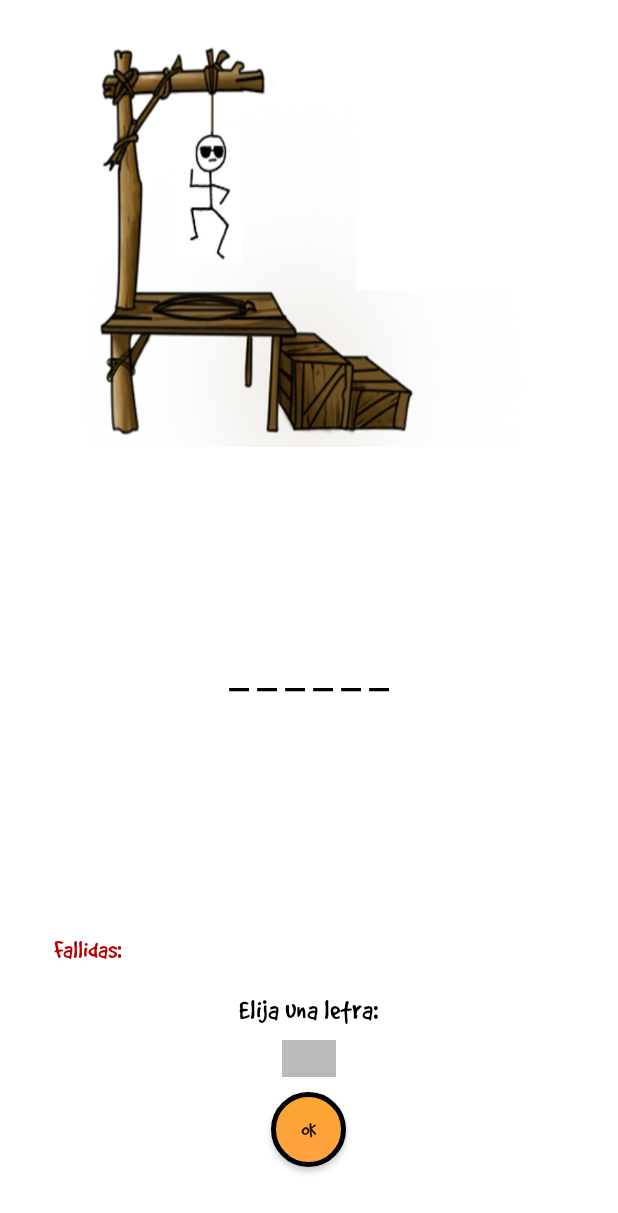
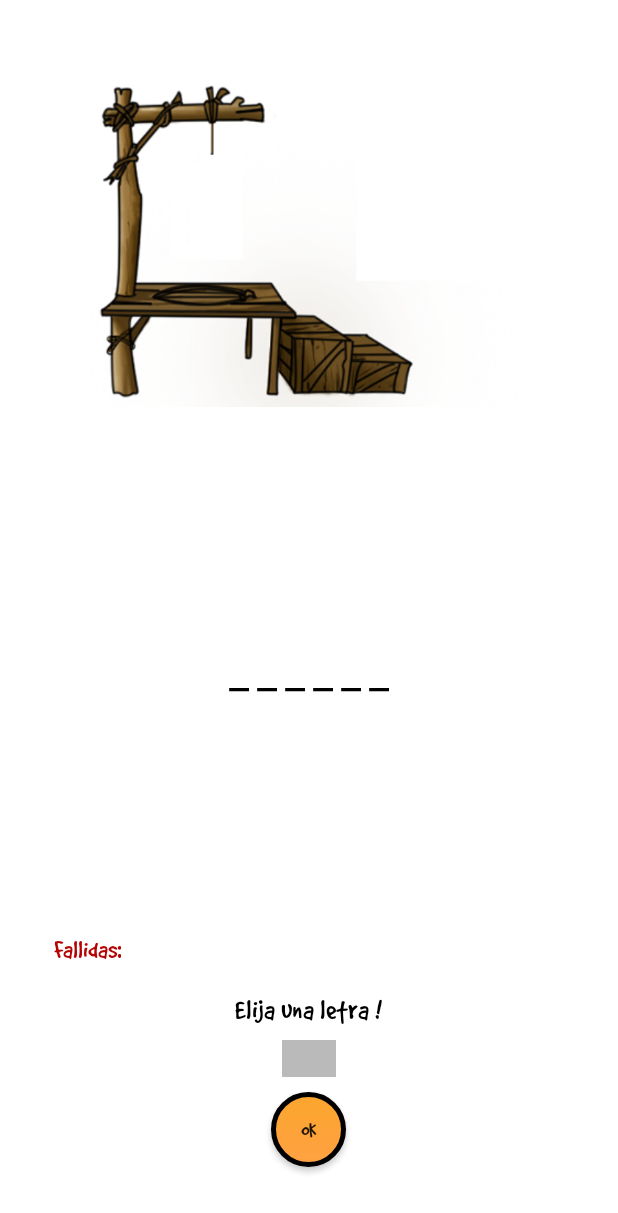
Before and after one commit to juliotero/Juego, an Android app: the GameActivity screen opened directly, with no data from a screen before it, after a tap on "JUGAR!", on a phone screen of 412 x 824 dp. Shown: the top 1213 px of the screen. Run offline under Robolectric (Android 15) with nearby library versions, the phone set to English and light mode, and no system bars.

Commit message:
Nuevos cambios en pantallas y lógica de juego.

```diff
--- a/app/src/main/java/com/example/juli/hangman/GameActivity.java
+++ b/app/src/main/java/com/example/juli/hangman/GameActivity.java
@@ -26,7 +26,7 @@ public class GameActivity extends AppCompatActivity {
     public void empezarJuego(View v){
 
         Intent nueva = new Intent(this, PantallaJuego.class);
-        nueva.putExtra("NOMBRE", nombre.getText());
+        nueva.putExtra("NOMBRE", nombre.getText().toString());
         startActivity(nueva);
     }
 }
--- a/app/src/main/java/com/example/juli/hangman/PantallaJuego.java
+++ b/app/src/main/java/com/example/juli/hangman/PantallaJuego.java
@@ -1,29 +1,136 @@
 package com.example.juli.hangman;
 
+import android.content.Intent;
 import android.graphics.Typeface;
+import android.media.Image;
 import android.support.v7.app.AppCompatActivity;
 import android.os.Bundle;
+import android.view.View;
 import android.widget.Button;
+import android.widget.EditText;
+import android.widget.ImageView;
 import android.widget.TextView;
 
+import java.util.Random;
+
 public class PantallaJuego extends AppCompatActivity {
+
+    private int maximoPuntaje;
+    private String nombre;
+    private int puntaje;
+    private String[] palabras = {"google", "letras", "pensar", "minero", "valido", "basico", "celula", "lengua", "hombre", "bovina", "pelota", "calaca", "fritas", "numero", "padres"};
+    private String palabraAAdivinar;
+    private EditText letra;
+    TextView lblFallidas;
+    TextView letra1;
+    TextView letra2;
+    TextView letra3;
+    TextView letra4;
+    TextView letra5;
+    TextView letra6;
+    int intentos;
+    ImageView imagen;
 
     @Override
     protected void onCreate(Bundle savedInstanceState) {
         super.onCreate(savedInstanceState);
         setContentView(R.layout.activity_pantalla_juego);
+        maximoPuntaje=60;
+        intentos=0;
+        Intent intent = getIntent();
+        nombre = intent.getStringExtra("NOMBRE");
+        puntaje = 0;
+        int indice = new Random().nextInt(15);
+        palabraAAdivinar = palabras[indice];
+
+        //obtener elementos de letras
+        letra1=(TextView)findViewById(R.id.letra1);
+        letra2=(TextView)findViewById(R.id.letra2);
+        letra3=(TextView)findViewById(R.id.letra3);
+        letra4=(TextView)findViewById(R.id.letra4);
+        letra5=(TextView)findViewById(R.id.letra5);
+        letra6=(TextView)findViewById(R.id.letra6);
 
         //asignar font a lblElegirLetra
         TextView lblElegirLetra=(TextView)findViewById(R.id.lblElegirLetra);
         Typeface typeFace=Typeface.createFromAsset(getAssets(),"fonts/GoodDog.otf");
         lblElegirLetra.setTypeface(typeFace);
+        lblElegirLetra.setText("Elija una letra "+ nombre + "!");
+
+        // guardar editText
+        letra = (EditText)findViewById(R.id.letra);
 
         //asignar font a lblFallidas
-        TextView lblFallidas=(TextView)findViewById(R.id.lblFallidas);
+        lblFallidas=(TextView)findViewById(R.id.lblFallidas);
         lblFallidas.setTypeface(typeFace);
 
         //Asignar font a boton
         Button btnOk=(Button)findViewById(R.id.boton_ok);
         btnOk.setTypeface(typeFace);
+
+        imagen=(ImageView)findViewById(R.id.imagen);
+        imagen.setImageResource(R.drawable.hangman1);
+    }
+
+    public void clickBotonOK(View v){
+        String letraElegida = letra.getText().toString();
+        int indice = palabraAAdivinar.indexOf(letraElegida);
+        if(indice!=-1){
+            setLetra(indice,letraElegida);
+        }else{
+            maximoPuntaje=maximoPuntaje-10;
+            lblFallidas.setText(lblFallidas.getText()+" " + letraElegida + " -");
+            intentos++;
+            cambiarImagen(intentos);
+        }
+    }
+
+    public void cambiarImagen (int turno){
+        imagen=(ImageView)findViewById(R.id.imagen);
+        switch (turno){
+            case 1:
+                imagen.setImageResource(R.drawable.hangman2);
+                break;
+            case 2:
+                imagen.setImageResource(R.drawable.hangman3);
+                break;
+            case 3:
+                imagen.setImageResource(R.drawable.hangman4);
+                break;
+            case 4:
+                imagen.setImageResource(R.drawable.hangman5);
+                break;
+            case 5:
+                imagen.setImageResource(R.drawable.hangman6);
+                break;
+            case 6:
+                imagen.setImageResource(R.drawable.hangman7);
+                break;
+
+        }
+    }
+
+    public void setLetra (int indice, String contenido){
+        switch (indice){
+            case 0:
+                letra1.setText(contenido);
+                break;
+            case 1:
+                letra2.setText(contenido);
+                break;
+            case 2:
+                letra3.setText(contenido);
+                break;
+            case 3:
+                letra4.setText(contenido);
+                break;
+            case 4:
+                letra5.setText(contenido);
+                break;
+            case 5:
+                letra6.setText(contenido);
+                break;
+
+        }
     }
 }
--- a/app/src/main/res/layout/activity_pantalla_juego.xml
+++ b/app/src/main/res/layout/activity_pantalla_juego.xml
@@ -25,7 +25,6 @@
             android:id="@+id/imagen"
             android:layout_gravity="center_horizontal|top"
             android:contentDescription="@string/resourse"
-            android:background="@drawable/hangman1"
             android:layout_marginTop="10dp"
             android:layout_marginLeft="10dp" />
 
@@ -85,7 +84,8 @@
                 android:id="@+id/boton_ok"
                 android:background="@drawable/button"
                 android:layout_gravity="center_horizontal"
-                android:layout_marginBottom="20dp" />
+                android:layout_marginBottom="20dp"
+                android:onClick="clickBotonOK" />
 
         </LinearLayout>
 
```
Also changed, not shown: app/src/main/res/drawable/hangman1.png, app/src/main/res/drawable/hangman2.png, app/src/main/res/drawable/hangman3.png, app/src/main/res/drawable/hangman5.png, app/src/main/res/drawable/hangman6.png, app/src/main/res/drawable/hangman7.png (added), app/src/main/res/drawable/hangmanfinal.png (deleted).
